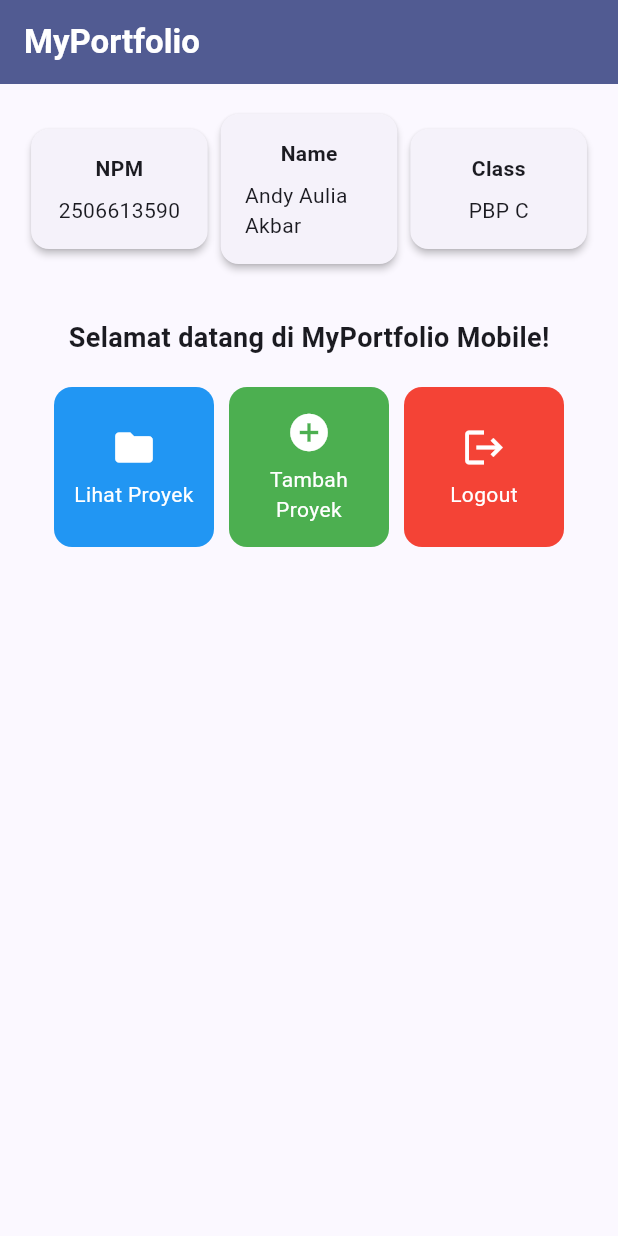
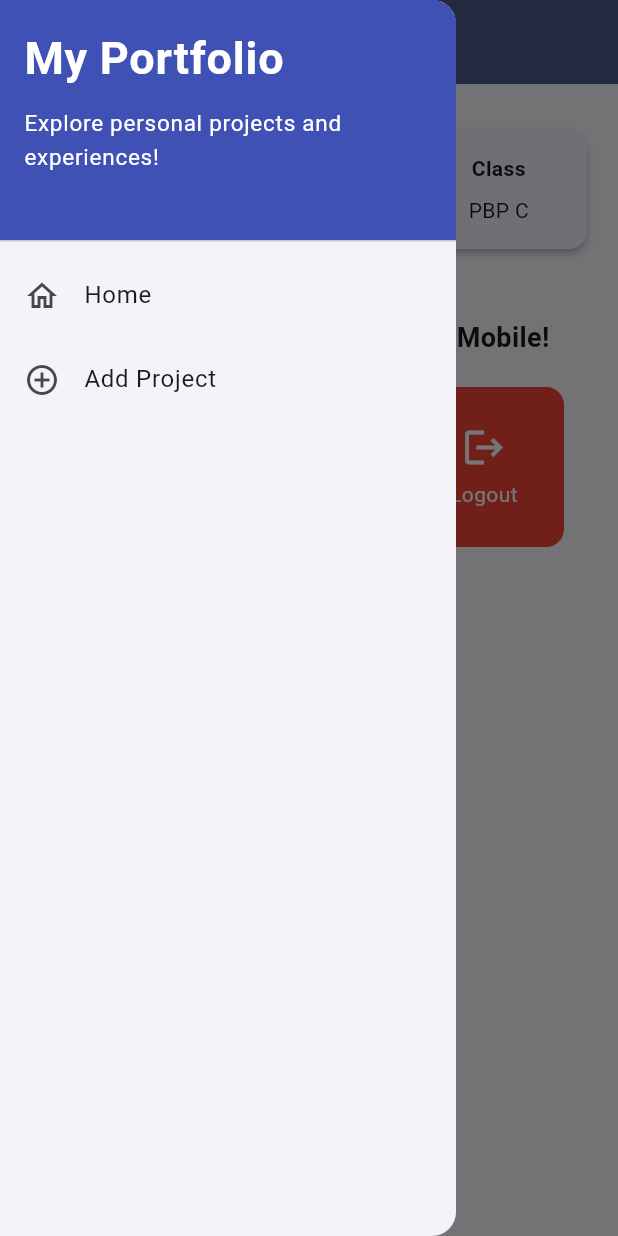
Before and after one commit to 4aakbar/myportofolio_mobile, a Flutter app: the screen it shows after launch, with the side drawer open (before the commit the screen has no drawer), on a phone screen of 412 x 824 dp. Run offline on Flutter 3.47's test engine with Material 3 defaults, Android fonts, the phone set to English and light mode, and no system bars.

Commit message:
feat: add drawer navigation, project form, and refactor into screens/widgets
- Add LeftDrawer with header and Home/Add Project routes
- Add ProjectFormPage with validated fields and a dialog showing the input
- Navigate to ProjectFormPage from the Tambah Proyek button
- Move menu.dart and project_form.dart into lib/screens/
- Extract ItemCard and ItemHomepage into lib/widgets/project_card.dart

```diff
--- a/lib/main.dart
+++ b/lib/main.dart
@@ -1,5 +1,5 @@
 import 'package:flutter/material.dart';
-import 'package:myportofolio_mobile/menu.dart';
+import 'package:myportofolio_mobile/screens/menu.dart';
 
 /// Titik masuk aplikasi; menjalankan [MyApp] sebagai root widget.
 void main() {
--- a/lib/menu.dart
+++ b/lib/screens/menu.dart
@@ -1,4 +1,6 @@
 import 'package:flutter/material.dart';
+import 'package:myportofolio_mobile/widgets/left_drawer.dart';
+import 'package:myportofolio_mobile/widgets/project_card.dart';
 
 /// Halaman utama aplikasi MyPortfolio Mobile.
 ///
@@ -42,7 +44,10 @@ class MyHomePage extends StatelessWidget {
           ),
         ),
         backgroundColor: Theme.of(context).colorScheme.primary,
+        iconTheme: const IconThemeData(color: Colors.white),
       ),
+      // Drawer navigasi untuk berpindah antarhalaman.
+      drawer: const LeftDrawer(),
       // Body halaman utama dengan padding di sekelilingnya.
       body: Padding(
         padding: const EdgeInsets.all(16.0),
@@ -137,71 +142,3 @@ class InfoCard extends StatelessWidget {
     );
   }
 }
-
-/// Model data untuk satu tombol aksi pada halaman utama.
-class ItemHomepage {
-  /// Nama tombol yang ditampilkan pada kartu dan pesan SnackBar.
-  final String name;
-
-  /// Ikon yang ditampilkan di atas nama tombol.
-  final IconData icon;
-
-  /// Warna latar kartu tombol.
-  final Color color;
-
-  /// Membuat [ItemHomepage] dengan [name], [icon], dan [color].
-  ItemHomepage(this.name, this.icon, this.color);
-}
-
-/// Kartu tombol aksi yang dirender dari sebuah [ItemHomepage].
-///
-/// Kartu diberi warna latar [ItemHomepage.color] dan, ketika ditekan,
-/// menampilkan SnackBar berisi "Kamu telah menekan tombol [nama]!".
-class ItemCard extends StatelessWidget {
-  /// Data tombol yang ditampilkan oleh kartu ini.
-  final ItemHomepage item;
-
-  /// Membuat [ItemCard] dari [item].
-  const ItemCard(this.item, {super.key});
-
-  @override
-  Widget build(BuildContext context) {
-    return Material(
-      // Menggunakan warna unik milik masing-masing item sebagai latar kartu.
-      color: item.color,
-      borderRadius: BorderRadius.circular(12),
-      child: InkWell(
-        // Aksi ketika kartu ditekan oleh pengguna.
-        onTap: () {
-          // Menampilkan SnackBar dengan pesan interaktif.
-          ScaffoldMessenger.of(context)
-            ..hideCurrentSnackBar()
-            ..showSnackBar(
-              SnackBar(content: Text("Kamu telah menekan tombol ${item.name}!")),
-            );
-        },
-        child: Container(
-          padding: const EdgeInsets.all(8),
-          child: Center(
-            child: Column(
-              mainAxisAlignment: MainAxisAlignment.center,
-              children: [
-                Icon(
-                  item.icon,
-                  color: Colors.white,
-                  size: 30.0,
-                ),
-                const Padding(padding: EdgeInsets.all(3)),
-                Text(
-                  item.name,
-                  textAlign: TextAlign.center,
-                  style: const TextStyle(color: Colors.white),
-                ),
-              ],
-            ),
-          ),
-        ),
-      ),
-    );
-  }
-}
--- /dev/null
+++ b/lib/widgets/left_drawer.dart
@@ -0,0 +1,73 @@
+import 'package:flutter/material.dart';
+import 'package:myportofolio_mobile/screens/menu.dart';
+import 'package:myportofolio_mobile/screens/project_form.dart';
+
+/// Drawer navigasi yang muncul dari sisi kiri layar.
+///
+/// Berisi header informasi aplikasi serta tautan ke halaman utama
+/// ([MyHomePage]) dan halaman tambah proyek ([ProjectFormPage]).
+class LeftDrawer extends StatelessWidget {
+  const LeftDrawer({super.key});
+
+  @override
+  Widget build(BuildContext context) {
+    return Drawer(
+      child: ListView(
+        children: [
+          const DrawerHeader(
+            decoration: BoxDecoration(
+              color: Colors.indigo,
+            ),
+            child: Column(
+              crossAxisAlignment: CrossAxisAlignment.start,
+              children: [
+                Text(
+                  'My Portfolio',
+                  style: TextStyle(
+                    fontSize: 30,
+                    fontWeight: FontWeight.bold,
+                    color: Colors.white,
+                  ),
+                ),
+                SizedBox(height: 10),
+                Text(
+                  'Explore personal projects and experiences!',
+                  style: TextStyle(
+                    fontSize: 15,
+                    color: Colors.white,
+                  ),
+                ),
+              ],
+            ),
+          ),
+          ListTile(
+            leading: const Icon(Icons.home_outlined),
+            title: const Text('Home'),
+            // Navigasi ke halaman utama portofolio
+            onTap: () {
+              Navigator.pushReplacement(
+                context,
+                MaterialPageRoute(
+                  builder: (context) => MyHomePage(),
+                ),
+              );
+            },
+          ),
+          ListTile(
+            leading: const Icon(Icons.add_circle_outline),
+            title: const Text('Add Project'),
+            // Navigasi ke halaman tambah proyek
+            onTap: () {
+              Navigator.pushReplacement(
+                context,
+                MaterialPageRoute(
+                  builder: (context) => const ProjectFormPage(),
+                ),
+              );
+            },
+          ),
+        ],
+      ),
+    );
+  }
+}
--- /dev/null
+++ b/lib/widgets/project_card.dart
@@ -0,0 +1,82 @@
+import 'package:flutter/material.dart';
+import 'package:myportofolio_mobile/screens/project_form.dart';
+
+/// Model data untuk satu tombol aksi pada halaman utama.
+class ItemHomepage {
+  /// Nama tombol yang ditampilkan pada kartu dan pesan SnackBar.
+  final String name;
+
+  /// Ikon yang ditampilkan di atas nama tombol.
+  final IconData icon;
+
+  /// Warna latar kartu tombol.
+  final Color color;
+
+  /// Membuat [ItemHomepage] dengan [name], [icon], dan [color].
+  ItemHomepage(this.name, this.icon, this.color);
+}
+
+/// Kartu tombol aksi yang dirender dari sebuah [ItemHomepage].
+///
+/// Kartu diberi warna latar [ItemHomepage.color]. Ketika ditekan, kartu
+/// menampilkan SnackBar berisi "Kamu telah menekan tombol [nama]!" dan,
+/// untuk tombol "Tambah Proyek", berpindah ke [ProjectFormPage].
+class ItemCard extends StatelessWidget {
+  /// Data tombol yang ditampilkan oleh kartu ini.
+  final ItemHomepage item;
+
+  /// Membuat [ItemCard] dari [item].
+  const ItemCard(this.item, {super.key});
+
+  @override
+  Widget build(BuildContext context) {
+    return Material(
+      // Menggunakan warna unik milik masing-masing item sebagai latar kartu.
+      color: item.color,
+      borderRadius: BorderRadius.circular(12),
+      child: InkWell(
+        // Aksi ketika kartu ditekan oleh pengguna.
+        onTap: () {
+          // Menampilkan SnackBar dengan pesan interaktif.
+          ScaffoldMessenger.of(context)
+            ..hideCurrentSnackBar()
+            ..showSnackBar(
+              SnackBar(content: Text("Kamu telah menekan tombol ${item.name}!")),
+            );
+
+          // Navigasi ke halaman yang sesuai. push() dipakai agar pengguna
+          // dapat kembali ke menu dengan tombol Back.
+          if (item.name == "Tambah Proyek") {
+            Navigator.push(
+              context,
+              MaterialPageRoute(
+                builder: (context) => const ProjectFormPage(),
+              ),
+            );
+          }
+        },
+        child: Container(
+          padding: const EdgeInsets.all(8),
+          child: Center(
+            child: Column(
+              mainAxisAlignment: MainAxisAlignment.center,
+              children: [
+                Icon(
+                  item.icon,
+                  color: Colors.white,
+                  size: 30.0,
+                ),
+                const Padding(padding: EdgeInsets.all(3)),
+                Text(
+                  item.name,
+                  textAlign: TextAlign.center,
+                  style: const TextStyle(color: Colors.white),
+                ),
+              ],
+            ),
+          ),
+        ),
+      ),
+    );
+  }
+}
```
Also changed, not shown: lib/screens/project_form.dart (added, +223 -0 lines).
